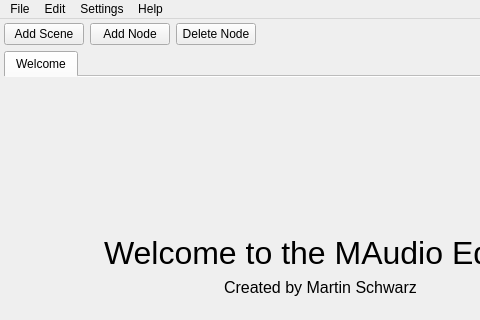
The window that ui/mainwindow.ui (emperorofmars/maudio-editor-qt) describes before a commit, drawn with Qt 5; both pictures show x 0 to 480 and y 0 to 320 of the 640 by 480 pixel window.
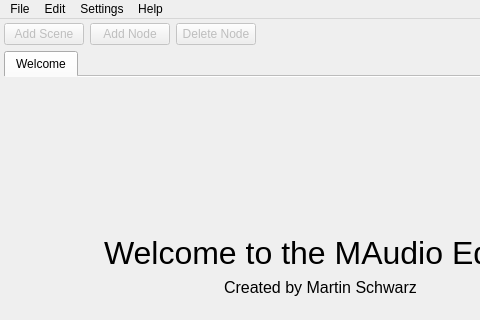
The same window after the commit. Custom widgets are drawn as their Qt base class.

Patch:
```diff
--- a/ui/mainwindow.ui
+++ b/ui/mainwindow.ui
@@ -33,6 +33,9 @@
        <layout class="QHBoxLayout" name="ToolBar">
         <item>
          <widget class="QPushButton" name="buttonAddScene">
+          <property name="enabled">
+           <bool>false</bool>
+          </property>
           <property name="text">
            <string>Add Scene</string>
           </property>
@@ -40,6 +43,9 @@
         </item>
         <item>
          <widget class="QPushButton" name="buttonAddNode">
+          <property name="enabled">
+           <bool>false</bool>
+          </property>
           <property name="text">
            <string>Add Node</string>
           </property>
@@ -47,6 +53,9 @@
         </item>
         <item>
          <widget class="QPushButton" name="buttonDeleteNode">
+          <property name="enabled">
+           <bool>false</bool>
+          </property>
           <property name="text">
            <string>Delete Node</string>
           </property>
```
Left out of the diff: 10 changed lines with no effect on the pictures.
